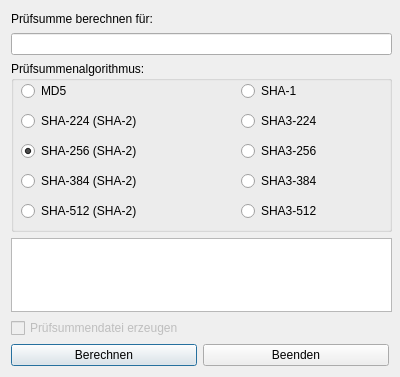
Before: the Qt Designer form checksumdialog.ui in striezel/qt-commander, drawn with Qt 5.
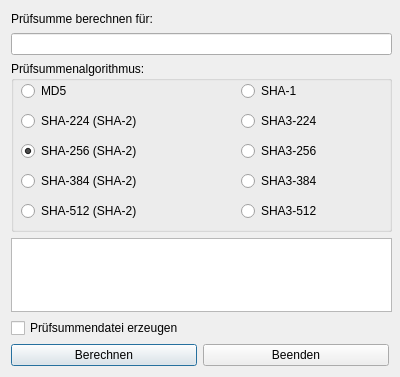
After: the same form once the commit is applied. Icons and pictures are not drawn.

What changed in the file:
```diff
--- a/checksumdialog.ui
+++ b/checksumdialog.ui
@@ -208,7 +208,7 @@
    <item row="4" column="0" colspan="2">
     <widget class="QCheckBox" name="cbGenerateChecksumFile">
      <property name="enabled">
-      <bool>false</bool>
+      <bool>true</bool>
      </property>
      <property name="minimumSize">
       <size>
```
